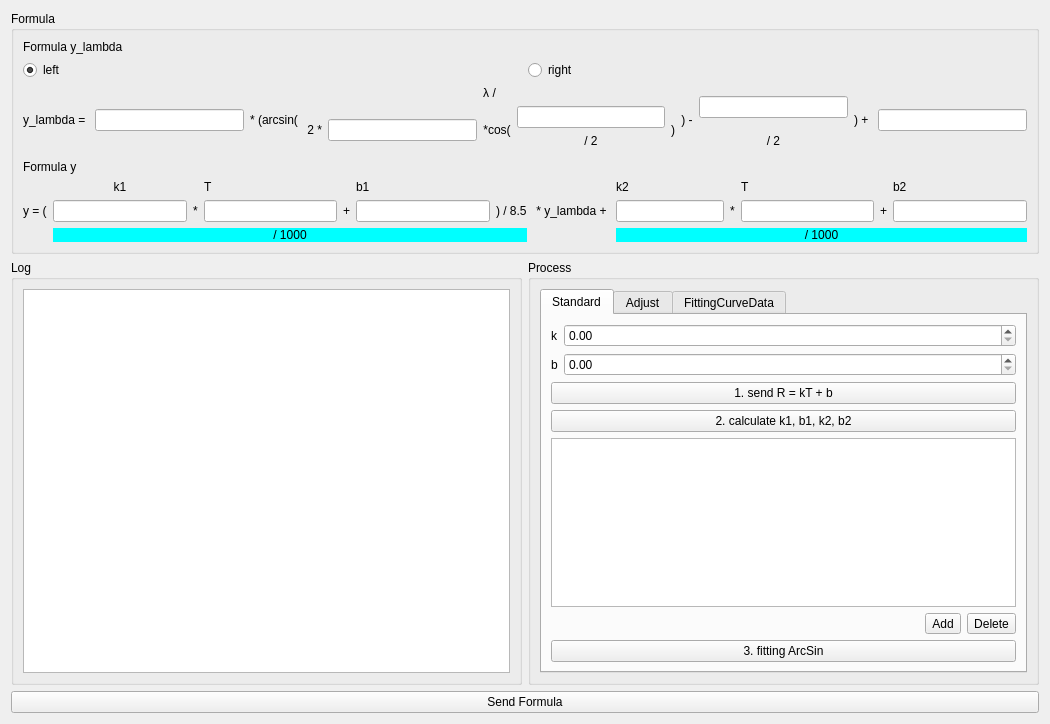
First picture: the form in src/form/FormPlotCorrection/fitting/formfittingarcsin.ui, repository MRsoymilk/MySerial, before the edit.
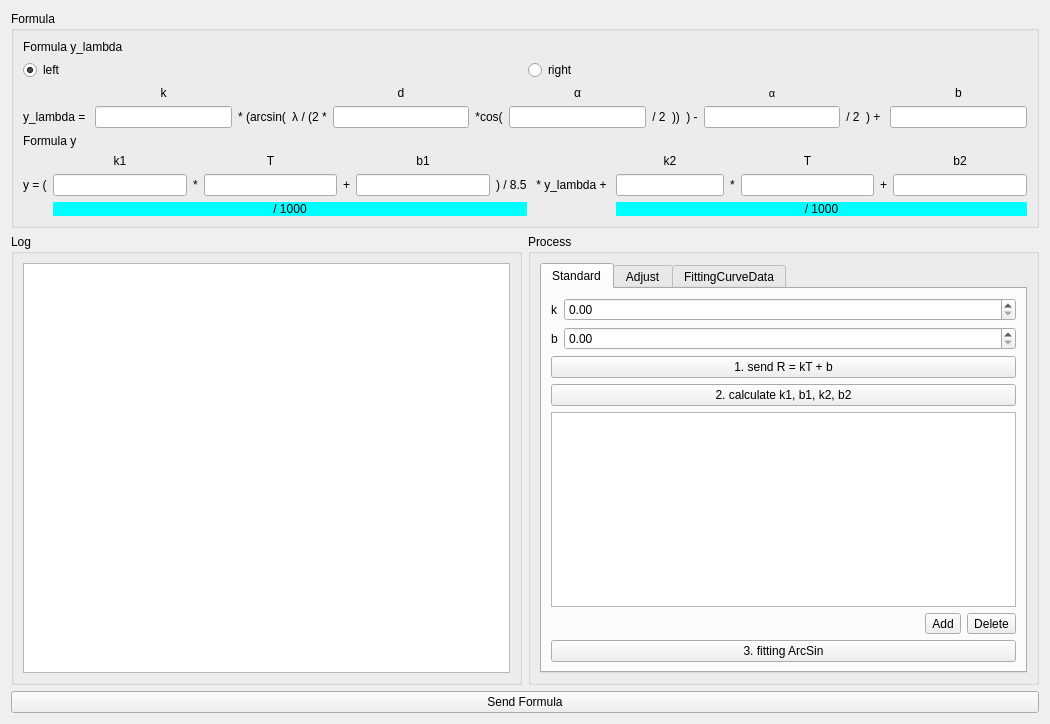
Second picture: the form after the edit.

```diff
--- a/src/form/FormPlotCorrection/fitting/formfittingarcsin.ui
+++ b/src/form/FormPlotCorrection/fitting/formfittingarcsin.ui
@@ -248,6 +248,9 @@
           <property name="text">
            <string>T</string>
           </property>
+          <property name="alignment">
+           <set>Qt::AlignmentFlag::AlignCenter</set>
+          </property>
          </widget>
         </item>
         <item row="1" column="3" rowspan="2">
@@ -258,6 +261,9 @@
           <property name="text">
            <string>b1</string>
           </property>
+          <property name="alignment">
+           <set>Qt::AlignmentFlag::AlignCenter</set>
+          </property>
          </widget>
         </item>
         <item row="1" column="7" rowspan="2">
@@ -311,6 +317,9 @@
           <property name="text">
            <string>k2</string>
           </property>
+          <property name="alignment">
+           <set>Qt::AlignmentFlag::AlignCenter</set>
+          </property>
          </widget>
         </item>
         <item row="0" column="3">
@@ -318,6 +327,9 @@
           <property name="text">
            <string>T</string>
           </property>
+          <property name="alignment">
+           <set>Qt::AlignmentFlag::AlignCenter</set>
+          </property>
          </widget>
         </item>
         <item row="1" column="0" rowspan="2">
@@ -332,6 +344,9 @@
           <property name="text">
            <string>b2</string>
           </property>
+          <property name="alignment">
+           <set>Qt::AlignmentFlag::AlignCenter</set>
+          </property>
          </widget>
         </item>
         <item row="3" column="1" colspan="6">
@@ -373,23 +388,27 @@
       </item>
       <item row="2" column="0">
        <layout class="QGridLayout" name="gridLayout_2">
-        <item row="2" column="6">
-         <widget class="QLineEdit" name="lineEdit_alpha"/>
+        <item row="1" column="11" rowspan="4">
+         <widget class="QLabel" name="label_div_2">
+          <property name="text">
+           <string>/ 2</string>
+          </property>
+          <property name="alignment">
+           <set>Qt::AlignmentFlag::AlignCenter</set>
+          </property>
+         </widget>
         </item>
-        <item row="0" column="2" rowspan="5">
-         <widget class="QLabel" name="label_arcsin">
+        <item row="1" column="12" rowspan="4">
+         <widget class="QLabel" name="label_plus">
           <property name="text">
-           <string>* (arcsin(</string>
+           <string>) + </string>
           </property>
           <property name="alignment">
            <set>Qt::AlignmentFlag::AlignCenter</set>
           </property>
          </widget>
         </item>
-        <item row="0" column="1" rowspan="5">
-         <widget class="QLineEdit" name="lineEdit_k_lambda"/>
-        </item>
-        <item row="3" column="6">
+        <item row="1" column="7" rowspan="4">
          <widget class="QLabel" name="label_div_2_in_cos">
           <property name="text">
            <string>/ 2</string>
@@ -399,7 +418,7 @@
           </property>
          </widget>
         </item>
-        <item row="2" column="5" rowspan="3">
+        <item row="1" column="5" rowspan="4">
          <widget class="QLabel" name="label_cos">
           <property name="text">
            <string>*cos(</string>
@@ -409,40 +428,7 @@
           </property>
          </widget>
         </item>
-        <item row="2" column="7" rowspan="3">
-         <widget class="QLabel" name="label_r_bracket_cos">
-          <property name="text">
-           <string>)</string>
-          </property>
-         </widget>
-        </item>
-        <item row="0" column="10" rowspan="5">
-         <widget class="QLabel" name="label_plus">
-          <property name="text">
-           <string>) + </string>
-          </property>
-          <property name="alignment">
-           <set>Qt::AlignmentFlag::AlignCenter</set>
-          </property>
-         </widget>
-        </item>
-        <item row="2" column="4" rowspan="3">
-         <widget class="QLineEdit" name="lineEdit_d"/>
-        </item>
-        <item row="0" column="11" rowspan="5">
-         <widget class="QLineEdit" name="lineEdit_b_lambda"/>
-        </item>
-        <item row="2" column="3" rowspan="3">
-         <widget class="QLabel" name="label_num_2">
-          <property name="text">
-           <string> 2 *</string>
-          </property>
-          <property name="alignment">
-           <set>Qt::AlignmentFlag::AlignCenter</set>
-          </property>
-         </widget>
-        </item>
-        <item row="0" column="8" rowspan="5">
+        <item row="1" column="9" rowspan="4">
          <widget class="QLabel" name="label_r_bracket">
           <property name="text">
            <string>) -</string>
@@ -452,35 +438,109 @@
           </property>
          </widget>
         </item>
-        <item row="0" column="0" rowspan="5">
+        <item row="1" column="2" rowspan="4">
+         <widget class="QLabel" name="label_arcsin">
+          <property name="text">
+           <string>* (arcsin(</string>
+          </property>
+          <property name="alignment">
+           <set>Qt::AlignmentFlag::AlignCenter</set>
+          </property>
+         </widget>
+        </item>
+        <item row="1" column="13" rowspan="4">
+         <widget class="QLineEdit" name="lineEdit_b_lambda"/>
+        </item>
+        <item row="1" column="8" rowspan="4">
+         <widget class="QLabel" name="label_r_bracket_cos">
+          <property name="text">
+           <string>))</string>
+          </property>
+         </widget>
+        </item>
+        <item row="1" column="4" rowspan="4">
+         <widget class="QLineEdit" name="lineEdit_d"/>
+        </item>
+        <item row="1" column="10" rowspan="4">
+         <widget class="QLineEdit" name="lineEdit_alpha_"/>
+        </item>
+        <item row="1" column="0" rowspan="4">
          <widget class="QLabel" name="label_y_lambda">
           <property name="text">
            <string>y_lambda = </string>
           </property>
          </widget>
         </item>
-        <item row="0" column="3" rowspan="2" colspan="5">
-         <widget class="QLabel" name="label_div_in_arcsin">
+        <item row="1" column="1" rowspan="4">
+         <widget class="QLineEdit" name="lineEdit_k_lambda"/>
+        </item>
+        <item row="1" column="6" rowspan="4">
+         <widget class="QLineEdit" name="lineEdit_alpha"/>
+        </item>
+        <item row="1" column="3" rowspan="4">
+         <widget class="QLabel" name="label_num_2">
           <property name="text">
-           <string>λ /</string>
+           <string>λ / (2 *</string>
           </property>
           <property name="alignment">
            <set>Qt::AlignmentFlag::AlignCenter</set>
           </property>
          </widget>
         </item>
-        <item row="3" column="9">
-         <widget class="QLabel" name="label_div_2">
+        <item row="0" column="1">
+         <widget class="QLabel" name="label_k">
           <property name="text">
-           <string>/ 2</string>
+           <string>k</string>
           </property>
           <property name="alignment">
            <set>Qt::AlignmentFlag::AlignCenter</set>
           </property>
          </widget>
         </item>
-        <item row="0" column="9" rowspan="3">
-         <widget class="QLineEdit" name="lineEdit_alpha_"/>
+        <item row="0" column="4">
+         <widget class="QLabel" name="label_d">
+          <property name="text">
+           <string>d</string>
+          </property>
+          <property name="alignment">
+           <set>Qt::AlignmentFlag::AlignCenter</set>
+          </property>
+         </widget>
+        </item>
+        <item row="0" column="6">
+         <widget class="QLabel" name="label_alpha">
+          <property name="text">
+           <string>α</string>
+          </property>
+          <property name="alignment">
+           <set>Qt::AlignmentFlag::AlignCenter</set>
+          </property>
+         </widget>
+        </item>
+        <item row="0" column="10">
+         <widget class="QLabel" name="label_alpha_">
+          <property name="font">
+           <font>
+            <pointsize>8</pointsize>
+           </font>
+          </property>
+          <property name="text">
+           <string>α</string>
+          </property>
+          <property name="alignment">
+           <set>Qt::AlignmentFlag::AlignCenter</set>
+          </property>
+         </widget>
+        </item>
+        <item row="0" column="13">
+         <widget class="QLabel" name="label_b">
+          <property name="text">
+           <string>b</string>
+          </property>
+          <property name="alignment">
+           <set>Qt::AlignmentFlag::AlignCenter</set>
+          </property>
+         </widget>
         </item>
        </layout>
       </item>
```
